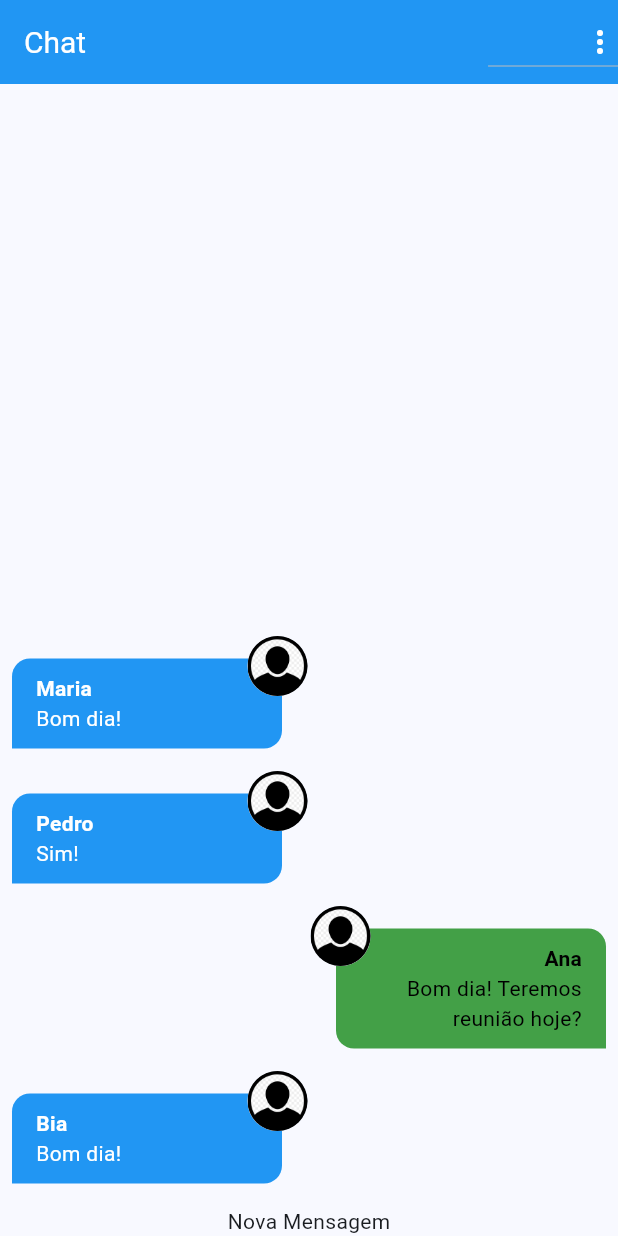
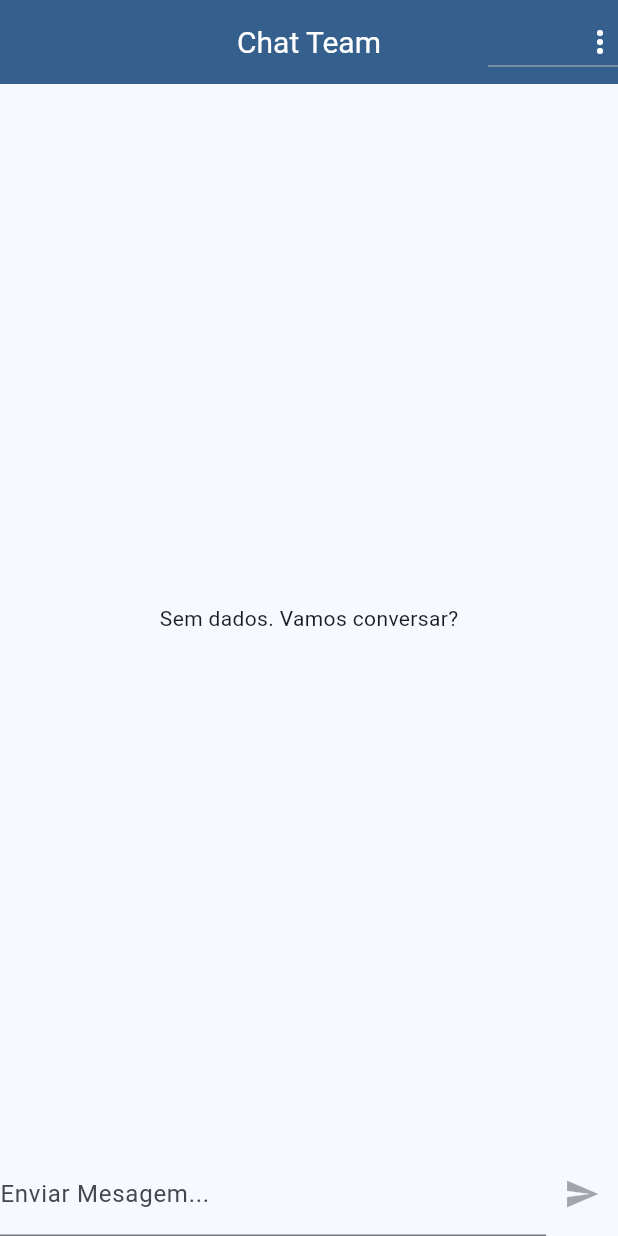
Before and after one commit to bernardoxm/chat, a Flutter app: the screen it shows after launch, on a phone screen of 412 x 824 dp. Run offline on Flutter 3.47's test engine with Material 3 defaults, Android fonts, the phone set to English and light mode, and no system bars; our stand-ins replace image_picker; accounts and stored records are empty.

Commit message:
Update chat v2

```diff
--- a/lib/components/message_bubble.dart
+++ b/lib/components/message_bubble.dart
@@ -8,12 +8,14 @@ class MessageBubble extends StatelessWidget {
   final ChatMessage message;
   final bool belongsToCurrentUser;
 
+
   const MessageBubble(
-      {super.key, required this.message, required this.belongsToCurrentUser});
+      {super.key, required this.message, required this.belongsToCurrentUser,});
 
   Widget _showUserImage(String ImageUrl) {
     ImageProvider? provider;
     final uri = Uri.parse(ImageUrl);
+
 
     if (uri.path.contains('assets/image/avatar.png')) {
       provider = const AssetImage(_defultImage);
@@ -40,7 +42,7 @@ class MessageBubble extends StatelessWidget {
             Container(
                 decoration: BoxDecoration(
                   color: belongsToCurrentUser
-                      ? Colors.green.shade600                      : Colors.blue,
+                      ? const Color.fromARGB(230, 67, 160, 113)                      : Color.fromARGB(255, 53, 96, 142),
                   borderRadius: BorderRadius.only(
                     topLeft: const Radius.circular(12),
                     topRight: const Radius.circular(12),
@@ -64,7 +66,7 @@ class MessageBubble extends StatelessWidget {
                       style: TextStyle(
                           fontWeight: FontWeight.bold,
                           color: belongsToCurrentUser
-                              ? Colors.black
+                              ? const Color.fromARGB(255, 255, 255, 255)
                               : Colors.white),
                     ),
                     Text(
@@ -72,11 +74,17 @@ class MessageBubble extends StatelessWidget {
                       textAlign:  belongsToCurrentUser ? TextAlign.right : TextAlign.left,
                       style: TextStyle(
                           color: belongsToCurrentUser
-                              ? Colors.black
+                              ? const Color.fromARGB(255, 255, 255, 255)
                               : Colors.white),
                     ),
+
+
                   ],
                 )),
+
+
+
+
           ],
         ),
         Positioned(
--- a/lib/components/messages.dart
+++ b/lib/components/messages.dart
@@ -9,6 +9,7 @@ class Messages extends StatelessWidget {
 
   @override
   Widget build(BuildContext context) {
+
     final currentUser = AuthService().currentUser;
     // TODO: implement build
     return StreamBuilder<List<ChatMessage>>(
@@ -28,8 +29,7 @@ class Messages extends StatelessWidget {
             itemBuilder: (ctx, i) => MessageBubble(
               key: ValueKey(msgs[i].id),
               message: msgs[i],
-              belongsToCurrentUser: currentUser?.id == msgs[i].userId,
-            ),
+              belongsToCurrentUser: currentUser?.id == msgs[i].userId,            ),
             itemCount: msgs!.length,
           );
         }
--- a/lib/components/new_message.dart
+++ b/lib/components/new_message.dart
@@ -1,11 +1,43 @@
+import 'package:chat/core/services/auth/auth_service.dart';
+import 'package:chat/core/services/chat/chat_service.dart';
 import 'package:flutter/material.dart';
 
-class NewMessages extends StatelessWidget {
+class NewMessages extends StatefulWidget {
   const NewMessages({super.key});
+
+  @override
+  State<NewMessages> createState() => _NewMessagesState();
+}
+
+class _NewMessagesState extends State<NewMessages> {
+  String _Message = '';
+
+  final _messageController = TextEditingController();
+
+  Future<void> _sendMessage() async {
+    final user = AuthService().currentUser;
+    if (user != null) {
+      await ChatService().save(_Message, user);
+      _messageController.clear();
+    }
+  }
 
   @override
   Widget build(BuildContext context) {
     // TODO: implement build
-    return Center(child: Text('Nova Mensagem'),);
+    return Row(
+      children: [
+        Expanded(
+            child: TextField(
+          onChanged: (msg) => setState(() => _Message = msg),
+          controller: _messageController,
+          decoration: const InputDecoration(labelText: 'Enviar Mesagem...'),
+          onSubmitted: (_) {if(_Message.trim().isNotEmpty){_sendMessage();}},
+        )),
+        IconButton(
+            onPressed: _Message.trim().isEmpty ? null : _sendMessage,
+            icon: Icon(Icons.send))
+      ],
+    );
   }
 }
--- a/lib/core/services/chat/chat_mock_service.dart
+++ b/lib/core/services/chat/chat_mock_service.dart
@@ -7,34 +7,34 @@ import 'package:chat/core/services/chat/chat_service.dart';
 
 class ChatMockService implements ChatService {
   static final List<ChatMessage> _msgs = [
-    ChatMessage(
-        id: '1',
-        text: 'Bom dia!',
-        createAt: DateTime.now(),
-        userId: '111',
-        userName: 'Bia',
-        userImageURl: 'assets/image/avatar.png'),
-          ChatMessage(
-        id: '2',
-        text: 'Bom dia! Teremos reunião hoje?',
-        createAt: DateTime.now(),
-        userId: '222',
-        userName: 'Ana',
-        userImageURl: 'assets/image/avatar.png'),
-          ChatMessage(
-        id: '3',
-        text: 'Sim!',
-        createAt: DateTime.now(),
-        userId: '333',
-        userName: 'Pedro',
-        userImageURl: 'assets/image/avatar.png'),
-          ChatMessage(
-        id: '4',
-        text: 'Bom dia!',
-        createAt: DateTime.now(),
-        userId: '444',
-        userName: 'Maria',
-        userImageURl: 'assets/image/avatar.png'),
+    // ChatMessage(
+    //     id: '1',
+    //     text: 'Bom dia!',
+    //     createAt: DateTime.now(),
+    //     userId: '111',
+    //     userName: 'Bia',
+    //     userImageURl: 'assets/image/avatar.png'),
+    //       ChatMessage(
+    //     id: '2',
+    //     text: 'Bom dia! Teremos reunião hoje?',
+    //     createAt: DateTime.now(),
+    //     userId: '222',
+    //     userName: 'Ana',
+    //     userImageURl: 'assets/image/avatar.png'),
+    //       ChatMessage(
+    //     id: '3',
+    //     text: 'Sim!',
+    //     createAt: DateTime.now(),
+    //     userId: '333',
+    //     userName: 'Pedro',
+    //     userImageURl: 'assets/image/avatar.png'),
+    //       ChatMessage(
+    //     id: '4',
+    //     text: 'Bom dia!',
+    //     createAt: DateTime.now(),
+    //     userId: '444',
+    //     userName: 'Maria',
+    //     userImageURl: 'assets/image/avatar.png'),
   ];
   static MultiStreamController<List<ChatMessage>>? _controller;
   static final _msgsStream = Stream<List<ChatMessage>>.multi((controller) {
@@ -59,7 +59,7 @@ class ChatMockService implements ChatService {
     );
 
     _msgs.add(newMessage);
-    _controller?.add(_msgs);
+    _controller?.add(_msgs.reversed.toList());
     return newMessage;
   }
 }
--- a/lib/main.dart
+++ b/lib/main.dart
@@ -20,7 +20,7 @@ class MyApp extends StatelessWidget {
         colorScheme: ColorScheme.fromSeed(seedColor: Colors.blue),
         primarySwatch: Colors.blue,
         useMaterial3: true,
-        appBarTheme: AppBarTheme(color: Colors.blue, titleTextStyle: TextStyle(color: Colors.white, fontSize: 20),),
+        appBarTheme: const AppBarTheme(color: Color.fromARGB(255, 53, 96, 142), titleTextStyle: TextStyle(color: Colors.white, fontSize: 20),),
       ),
       home:  AuthOrAppPage(),
       debugShowCheckedModeBanner:  false,
--- a/lib/pages/chat_page.dart
+++ b/lib/pages/chat_page.dart
@@ -12,7 +12,8 @@ class ChatPage extends StatelessWidget {
     // TODO: implement build
     return Scaffold(
       appBar: AppBar(
-        title: const Text('Chat'),
+    centerTitle: true,
+        title: const Text('Chat Team', textAlign: TextAlign.center,),
         actions: [
           DropdownButton(
             icon: const Icon(
--- a/pubspec.yaml
+++ b/pubspec.yaml
@@ -62,6 +62,7 @@ flutter:
 
   assets:
     - assets/image/avatar.png
+    - assets/image/logo.png
 
 
   # An image asset can refer to one or more resolution-specific "variants", see
```
Also changed, not shown: lib/components/auth_form.dart (+7 -0 lines), lib/pages/auth_page.dart (+15 -9 lines), assets/image/logo.png (added).
